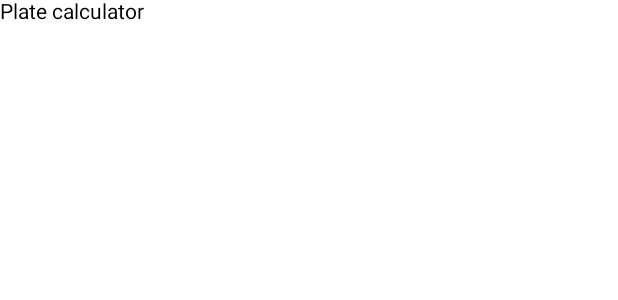
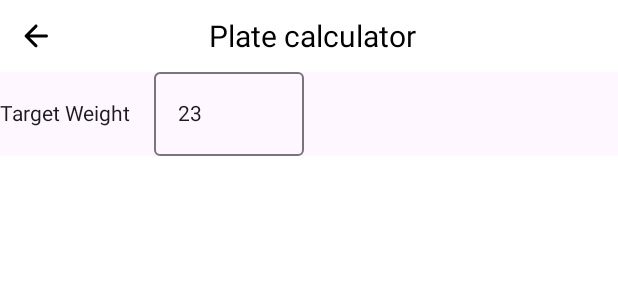
Before and after one commit to EduDA92/GymTracker2.0, an Android app built with Jetpack Compose: the @Preview function WorkoutPlateCalculatorScreenPreview, on a phone screen of 412 x 824 dp. Shown: the top 300 px of the screen. Run offline under Robolectric (Android 15) with nearby library versions, the phone set to English and light mode, and no system bars.

Commit message:
PlateCalculation function and tests, and some minor changes for the plateCalculatorScreen

```diff
--- a/app/src/main/java/com/example/gymtracker/ui/workoutPlateCalculator/WorkoutPlateCalculatorScreen.kt
+++ b/app/src/main/java/com/example/gymtracker/ui/workoutPlateCalculator/WorkoutPlateCalculatorScreen.kt
@@ -1,32 +1,114 @@
 package com.example.gymtracker.ui.workoutPlateCalculator
 
+import androidx.compose.foundation.layout.Box
+import androidx.compose.foundation.layout.Column
+import androidx.compose.foundation.layout.Row
 import androidx.compose.foundation.layout.fillMaxSize
+import androidx.compose.foundation.layout.fillMaxWidth
+import androidx.compose.foundation.layout.padding
+import androidx.compose.foundation.layout.requiredSize
+import androidx.compose.foundation.layout.requiredWidth
+import androidx.compose.foundation.layout.wrapContentWidth
+import androidx.compose.material.icons.Icons
+import androidx.compose.material.icons.rounded.ArrowBack
+import androidx.compose.material3.Icon
+import androidx.compose.material3.IconButton
+import androidx.compose.material3.OutlinedTextField
+import androidx.compose.material3.Surface
 import androidx.compose.material3.Text
 import androidx.compose.runtime.Composable
+import androidx.compose.ui.Alignment
 import androidx.compose.ui.Modifier
+import androidx.compose.ui.res.dimensionResource
+import androidx.compose.ui.res.stringResource
 import androidx.compose.ui.tooling.preview.Preview
+import androidx.compose.ui.unit.dp
+import androidx.compose.ui.unit.sp
+import com.example.gymtracker.R
 
 @Composable
 fun WorkoutPlateCalculatorRoute(
     modifier: Modifier = Modifier,
     onBackClick: () -> Unit = {}
-){
+) {
 
-    WorkoutPlateCalculatorScreen()
+    WorkoutPlateCalculatorScreen(onBackClick = onBackClick)
 
 }
 
 @Composable
 fun WorkoutPlateCalculatorScreen(
-    modifier: Modifier = Modifier
-){
+    modifier: Modifier = Modifier,
+    onBackClick: () -> Unit = {}
+) {
 
-    Text("Plate calculator", modifier = modifier.fillMaxSize())
+    Column(modifier = modifier.fillMaxSize()) {
+        WorkoutPlateCalculatorTopAppBar(onBackClick = onBackClick)
+        TargetWeight(weight = 23)
+
+
+    }
+
+}
+
+@Composable
+fun TargetWeight(
+    modifier: Modifier = Modifier,
+    weight: Int,
+    onWeightChange: (Int) -> Unit = {}
+) {
+
+    Surface(modifier = modifier.fillMaxWidth()) {
+
+        Row(verticalAlignment = Alignment.CenterVertically) {
+            Text(
+                text = stringResource(id = R.string.workout_plate_calulator_target_weight_sr),
+                modifier = Modifier.weight(1f)
+            )
+
+            OutlinedTextField(
+                value = weight.toString(),
+                onValueChange = { weight -> onWeightChange(weight.toInt()) },
+                modifier = Modifier
+                    .weight(3f)
+                    .wrapContentWidth(Alignment.Start)
+                    .requiredWidth(100.dp)
+            )
+
+        }
+
+    }
+
+}
+
+@Composable
+fun WorkoutPlateCalculatorTopAppBar(
+    modifier: Modifier = Modifier,
+    onBackClick: () -> Unit = {}
+) {
+
+    Box(modifier = modifier.fillMaxWidth()) {
+
+        IconButton(onClick = onBackClick) {
+            Icon(
+                imageVector = Icons.Rounded.ArrowBack,
+                contentDescription = stringResource(id = R.string.back_button_cd)
+            )
+        }
+
+        Text(
+            text = stringResource(id = R.string.workout_plate_calculator_title_sr),
+            fontSize = 20.sp,
+            modifier = Modifier
+                .padding(start = dimensionResource(id = R.dimen.small_dp))
+                .align(Alignment.Center)
+        )
+    }
 
 }
 
 @Preview
 @Composable
-fun WorkoutPlateCalculatorScreenPreview(){
+fun WorkoutPlateCalculatorScreenPreview() {
     WorkoutPlateCalculatorScreen()
 }
--- a/app/src/main/res/values/strings.xml
+++ b/app/src/main/res/values/strings.xml
@@ -58,4 +58,6 @@
     <string name="workout_exercise_List_title_sr">Exercises</string>
     <string name="workout_copy_title_sr">Copy Workout</string>
     <string name="workout_diary_plate_calculator_button_sr">Plate Calculator</string>
+    <string name="workout_plate_calculator_title_sr">Plate calculator</string>
+    <string name="workout_plate_calulator_target_weight_sr">Target Weight</string>
 </resources>
```
Also changed, not shown: app/src/main/java/com/example/gymtracker/ui/utils/PlateCalculator.kt (added, +26 -0 lines), 2 other files.
